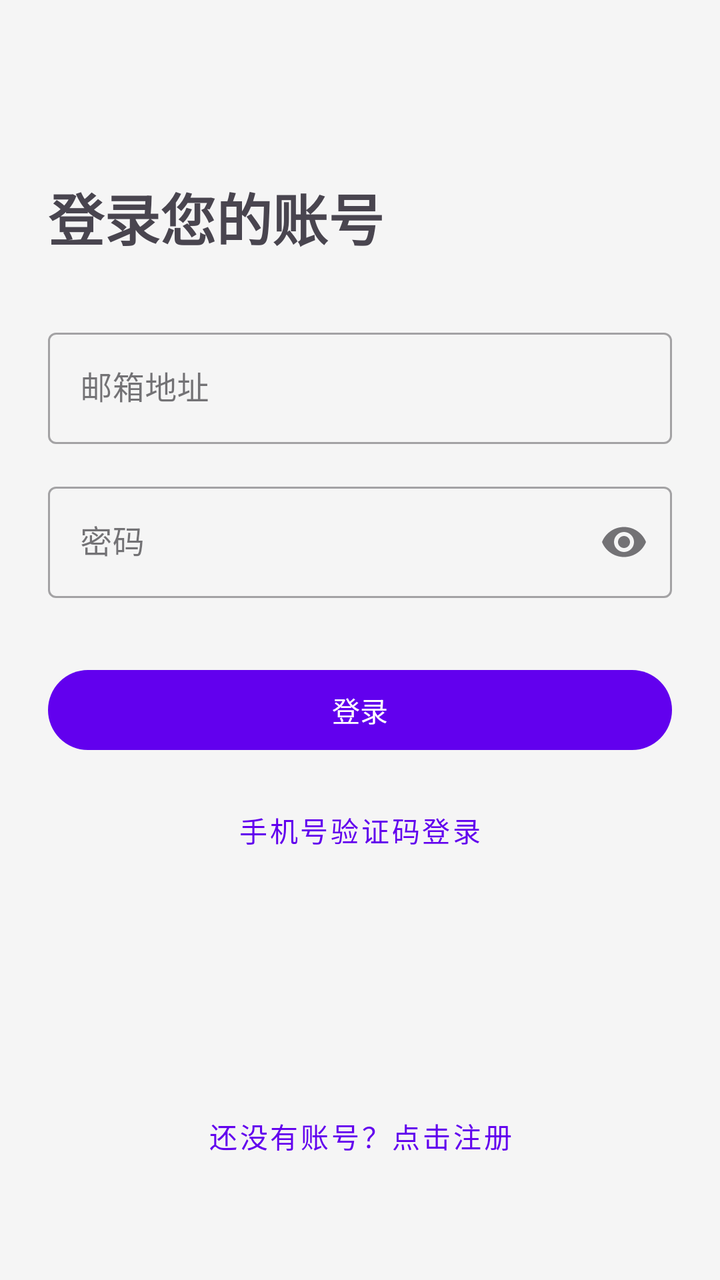
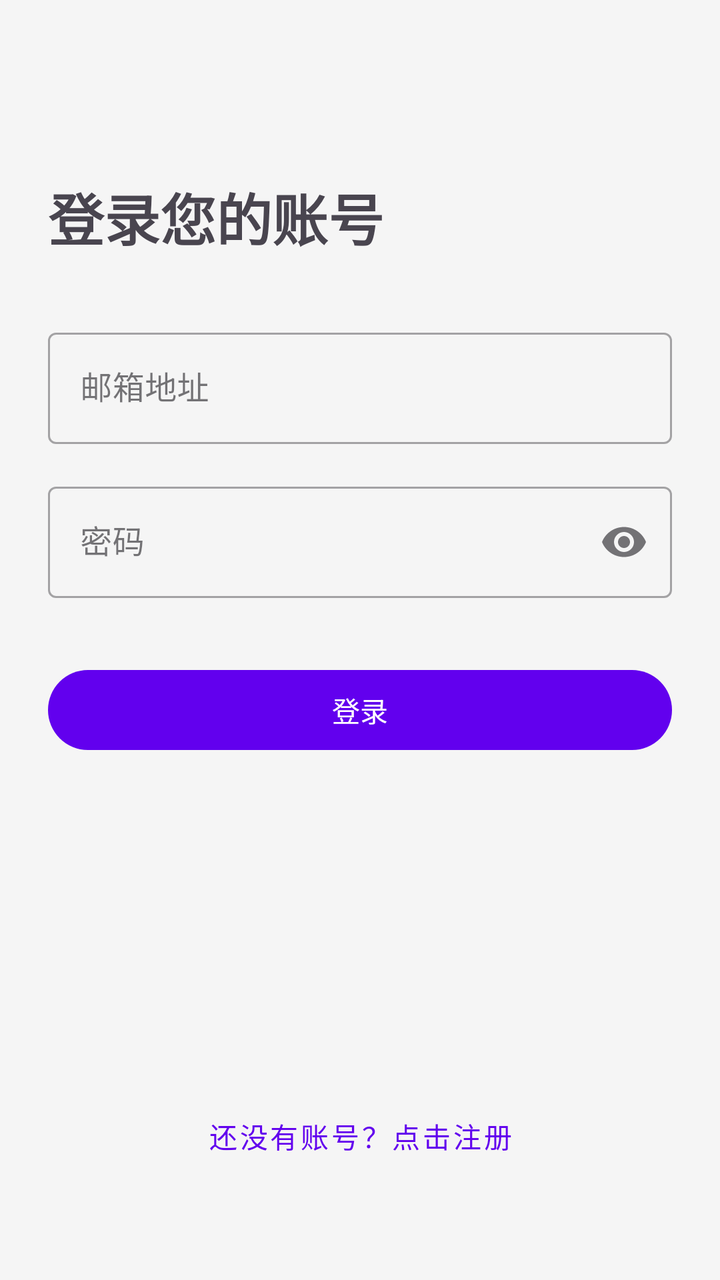

Screens rendered from an Android XML layout before and after an edit, with the pre-edit source and the edit as a unified diff.
<!-- AndroidManifest.xml: application theme Theme.Persona -->
<!-- res/layout/fragment_sign_in.xml -->
<?xml version="1.0" encoding="utf-8"?>
<androidx.constraintlayout.widget.ConstraintLayout xmlns:android="http://schemas.android.com/apk/res/android"
    xmlns:app="http://schemas.android.com/apk/res-auto"
    xmlns:tools="http://schemas.android.com/tools"
    android:layout_width="match_parent"
    android:layout_height="match_parent"
    android:padding="24dp"
    tools:context=".features.auth.SignInFragment">

    <TextView
        android:id="@+id/tv_title"
        android:layout_width="wrap_content"
        android:layout_height="wrap_content"
        android:layout_marginTop="64dp"
        android:text="登录您的账号"
        android:textSize="28sp"
        android:textStyle="bold"
        app:layout_constraintStart_toStartOf="parent"
        app:layout_constraintTop_toTopOf="parent" />

    <com.google.android.material.textfield.TextInputLayout
        android:id="@+id/til_email"
        style="@style/Widget.MaterialComponents.TextInputLayout.OutlinedBox"
        android:layout_width="0dp"
        android:layout_height="wrap_content"
        android:layout_marginTop="32dp"
        android:hint="邮箱地址"
        app:layout_constraintEnd_toEndOf="parent"
        app:layout_constraintStart_toStartOf="parent"
        app:layout_constraintTop_toBottomOf="@id/tv_title">

        <com.google.android.material.textfield.TextInputEditText
            android:id="@+id/et_email"
            android:layout_width="match_parent"
            android:layout_height="wrap_content"
            android:inputType="textEmailAddress" />
    </com.google.android.material.textfield.TextInputLayout>

    <com.google.android.material.textfield.TextInputLayout
        android:id="@+id/til_password"
        style="@style/Widget.MaterialComponents.TextInputLayout.OutlinedBox"
        android:layout_width="0dp"
        android:layout_height="wrap_content"
        android:layout_marginTop="16dp"
        android:hint="密码"
        app:endIconMode="password_toggle"
        app:layout_constraintEnd_toEndOf="parent"
        app:layout_constraintStart_toStartOf="parent"
        app:layout_constraintTop_toBottomOf="@id/til_email">

        <com.google.android.material.textfield.TextInputEditText
            android:id="@+id/et_password"
            android:layout_width="match_parent"
            android:layout_height="wrap_content"
            android:inputType="textPassword" />
    </com.google.android.material.textfield.TextInputLayout>

    <Button
        android:id="@+id/btn_sign_in"
        android:layout_width="0dp"
        android:layout_height="wrap_content"
        android:layout_marginTop="32dp"
        android:text="登录"
        app:layout_constraintEnd_toEndOf="parent"
        app:layout_constraintStart_toStartOf="parent"
        app:layout_constraintTop_toBottomOf="@id/til_password" />

    <Button
        android:id="@+id/btn_phone_sign_in"
        style="@style/Widget.MaterialComponents.Button.TextButton"
        android:layout_width="0dp"
        android:layout_height="wrap_content"
        android:layout_marginTop="12dp"
        android:text="手机号验证码登录"
        app:layout_constraintEnd_toEndOf="parent"
        app:layout_constraintStart_toStartOf="parent"
        app:layout_constraintTop_toBottomOf="@id/btn_sign_in" />

    <Button
        android:id="@+id/btn_go_to_sign_up"
        style="@style/Widget.MaterialComponents.Button.TextButton"
        android:layout_width="wrap_content"
        android:layout_height="wrap_content"
        android:layout_marginBottom="24dp"
        android:text="还没有账号？点击注册"
        app:layout_constraintBottom_toBottomOf="parent"
        app:layout_constraintEnd_toEndOf="parent"
        app:layout_constraintStart_toStartOf="parent" />

</androidx.constraintlayout.widget.ConstraintLayout>
<!-- resources referenced by this layout -->
<resources>
  <style name="Theme.Persona" parent="Base.Theme.Persona" />
  <style name="Base.Theme.Persona" parent="Theme.Material3.DayNight.NoActionBar">
          
          <item name="colorPrimary">@color/primary_purple</item>
          <item name="android:statusBarColor">@color/app_background</item>
          <item name="android:windowBackground">@color/app_background</item>
      </style>
  <color name="primary_purple">#6200EE</color>
  <color name="app_background">#F5F5F5</color>
</resources>

<!-- the commit's change to res/layout/fragment_sign_in.xml (unified diff, before → after) -->
@@ -66,17 +66,6 @@
         app:layout_constraintTop_toBottomOf="@id/til_password" />
 
     <Button
-        android:id="@+id/btn_phone_sign_in"
-        style="@style/Widget.MaterialComponents.Button.TextButton"
-        android:layout_width="0dp"
-        android:layout_height="wrap_content"
-        android:layout_marginTop="12dp"
-        android:text="手机号验证码登录"
-        app:layout_constraintEnd_toEndOf="parent"
-        app:layout_constraintStart_toStartOf="parent"
-        app:layout_constraintTop_toBottomOf="@id/btn_sign_in" />
-
-    <Button
         android:id="@+id/btn_go_to_sign_up"
         style="@style/Widget.MaterialComponents.Button.TextButton"
         android:layout_width="wrap_content"
